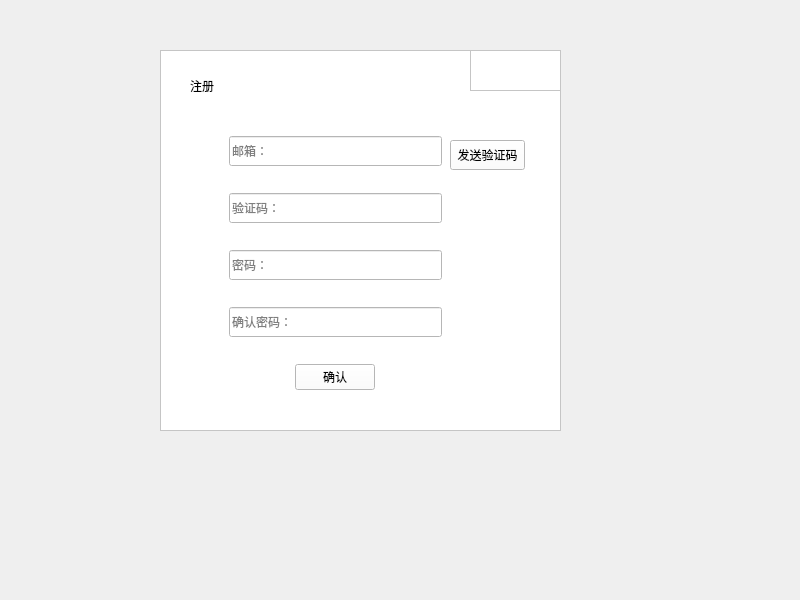
This is frontend/signup.ui in AiDahanwen/BUAA_2024_Python_Project as Qt 5 draws it before an edit. The edited form follows.
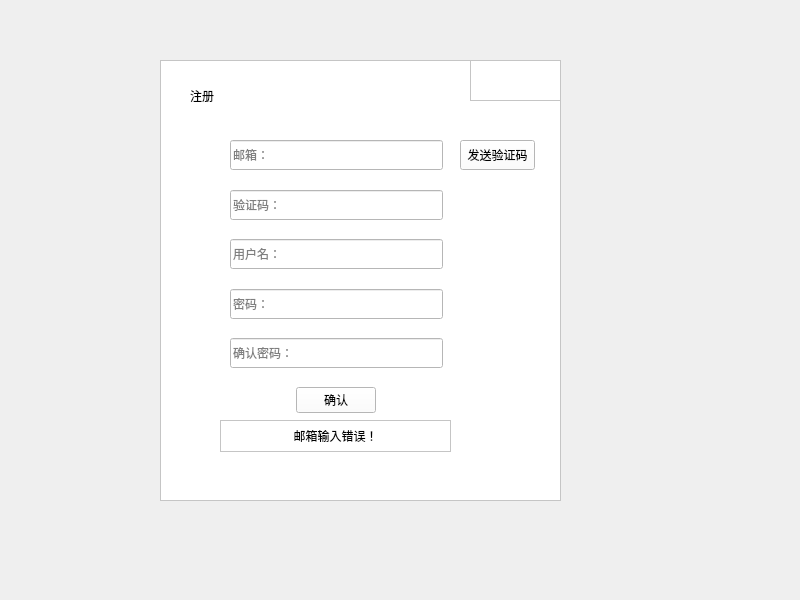
This is the edited form. The open tabs and pages were chosen to show the change. Icons and pictures are not drawn.

Commit message: frontend-feat-add new pages-zhwww

```diff
--- a/frontend/signup.ui
+++ b/frontend/signup.ui
@@ -18,9 +18,9 @@
     <property name="geometry">
      <rect>
       <x>160</x>
-      <y>50</y>
+      <y>60</y>
       <width>401</width>
-      <height>381</height>
+      <height>441</height>
      </rect>
     </property>
     <property name="sizePolicy">
@@ -75,12 +75,24 @@
     <widget class="QFrame" name="frame_2">
      <property name="geometry">
       <rect>
-       <x>60</x>
-       <y>70</y>
+       <x>61</x>
+       <y>71</y>
        <width>231</width>
        <height>291</height>
       </rect>
      </property>
+     <property name="sizePolicy">
+      <sizepolicy hsizetype="Preferred" vsizetype="Expanding">
+       <horstretch>0</horstretch>
+       <verstretch>10</verstretch>
+      </sizepolicy>
+     </property>
+     <property name="minimumSize">
+      <size>
+       <width>231</width>
+       <height>291</height>
+      </size>
+     </property>
      <property name="styleSheet">
       <string notr="true">QPushButton:pressed{
 	padding-top:5px;
@@ -133,7 +145,23 @@
        </widget>
       </item>
       <item>
-       <widget class="QLineEdit" name="lineEdit_F_password1">
+       <widget class="QLineEdit" name="lineEdit_S_account">
+        <property name="minimumSize">
+         <size>
+          <width>0</width>
+          <height>30</height>
+         </size>
+        </property>
+        <property name="text">
+         <string/>
+        </property>
+        <property name="placeholderText">
+         <string>用户名：</string>
+        </property>
+       </widget>
+      </item>
+      <item>
+       <widget class="QLineEdit" name="lineEdit_S_password1">
         <property name="minimumSize">
          <size>
           <width>0</width>
@@ -220,8 +248,8 @@
     <widget class="QPushButton" name="pushButton_S_send">
      <property name="geometry">
       <rect>
-       <x>290</x>
-       <y>90</y>
+       <x>300</x>
+       <y>80</y>
        <width>75</width>
        <height>30</height>
       </rect>
@@ -242,6 +270,107 @@
       <string>发送验证码</string>
      </property>
     </widget>
+    <widget class="QFrame" name="frame_3">
+     <property name="geometry">
+      <rect>
+       <x>60</x>
+       <y>360</y>
+       <width>231</width>
+       <height>32</height>
+      </rect>
+     </property>
+     <property name="sizePolicy">
+      <sizepolicy hsizetype="Preferred" vsizetype="Expanding">
+       <horstretch>0</horstretch>
+       <verstretch>10</verstretch>
+      </sizepolicy>
+     </property>
+     <property name="minimumSize">
+      <size>
+       <width>231</width>
+       <height>31</height>
+      </size>
+     </property>
+     <property name="frameShape">
+      <enum>QFrame::StyledPanel</enum>
+     </property>
+     <property name="frameShadow">
+      <enum>QFrame::Raised</enum>
+     </property>
+     <layout class="QHBoxLayout" name="horizontalLayout">
+      <property name="spacing">
+       <number>0</number>
+      </property>
+      <property name="leftMargin">
+       <number>0</number>
+      </property>
+      <property name="topMargin">
+       <number>0</number>
+      </property>
+      <property name="rightMargin">
+       <number>0</number>
+      </property>
+      <property name="bottomMargin">
+       <number>0</number>
+      </property>
+      <item>
+       <widget class="QStackedWidget" name="stackedWidget">
+        <property name="minimumSize">
+         <size>
+          <width>229</width>
+          <height>30</height>
+         </size>
+        </property>
+        <property name="currentIndex">
+         <number>0</number>
+        </property>
+        <widget class="QWidget" name="page_4"/>
+        <widget class="QWidget" name="page">
+         <layout class="QHBoxLayout" name="horizontalLayout_2">
+          <item>
+           <widget class="QLabel" name="label_2">
+            <property name="text">
+             <string>邮箱输入错误！</string>
+            </property>
+            <property name="alignment">
+             <set>Qt::AlignCenter</set>
+            </property>
+           </widget>
+          </item>
+         </layout>
+        </widget>
+        <widget class="QWidget" name="page_2">
+         <layout class="QHBoxLayout" name="horizontalLayout_4">
+          <item>
+           <widget class="QLabel" name="label_3">
+            <property name="text">
+             <string>验证码输入错误！</string>
+            </property>
+            <property name="alignment">
+             <set>Qt::AlignCenter</set>
+            </property>
+           </widget>
+          </item>
+         </layout>
+        </widget>
+        <widget class="QWidget" name="page_3">
+         <layout class="QHBoxLayout" name="horizontalLayout_5">
+          <item>
+           <widget class="QLabel" name="label_4">
+            <property name="text">
+             <string>两次密码输入不一致！</string>
+            </property>
+            <property name="alignment">
+             <set>Qt::AlignCenter</set>
+            </property>
+           </widget>
+          </item>
+         </layout>
+        </widget>
+       </widget>
+      </item>
+     </layout>
+    </widget>
    </widget>
   </widget>
  </widget>
```
Left out of the diff: 6 changed lines with no effect on the pictures. The commit also changes 10 other files.
